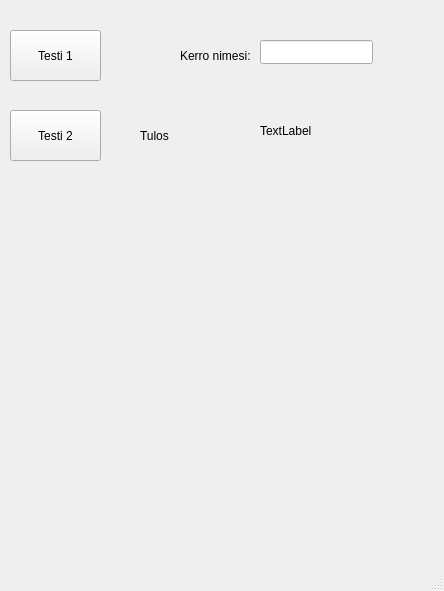
This is Luentoesimerkit/QtWidgetEsim1/mainwindow.ui in Kealerator/TVT25KMO_Cpp_Harjoitukset as Qt 5 draws it before an edit. The edited form follows.
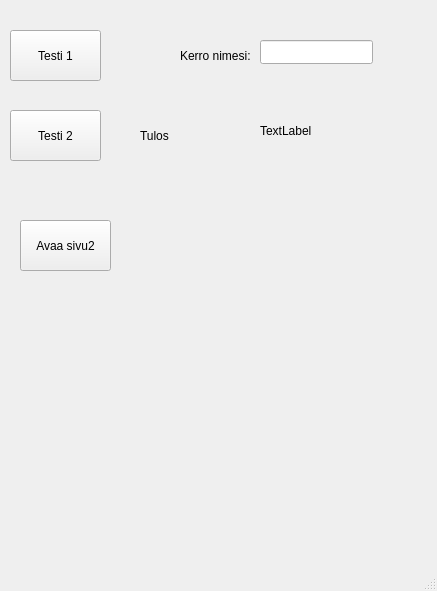
This is the edited form.

What changed in the file:
```diff
--- a/Luentoesimerkit/QtWidgetEsim1/mainwindow.ui
+++ b/Luentoesimerkit/QtWidgetEsim1/mainwindow.ui
@@ -6,7 +6,7 @@
    <rect>
     <x>0</x>
     <y>0</y>
-    <width>444</width>
+    <width>437</width>
     <height>591</height>
    </rect>
   </property>
@@ -109,6 +109,24 @@
      </rect>
     </property>
    </widget>
+   <widget class="QPushButton" name="btnOpenPage2">
+    <property name="geometry">
+     <rect>
+      <x>20</x>
+      <y>220</y>
+      <width>91</width>
+      <height>51</height>
+     </rect>
+    </property>
+    <property name="font">
+     <font>
+      <pointsize>9</pointsize>
+     </font>
+    </property>
+    <property name="text">
+     <string>Avaa sivu2</string>
+    </property>
+   </widget>
   </widget>
   <widget class="QMenuBar" name="menubar">
    <property name="geometry">
```
Left out of the diff: 2 changed lines with no effect on the pictures.
